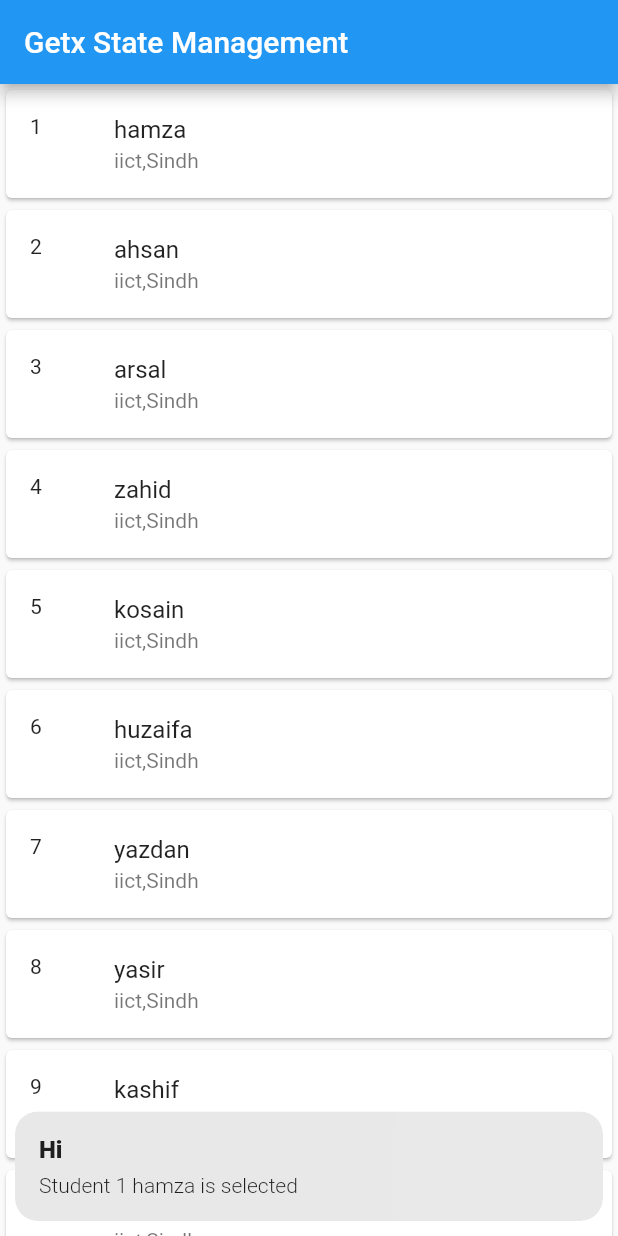
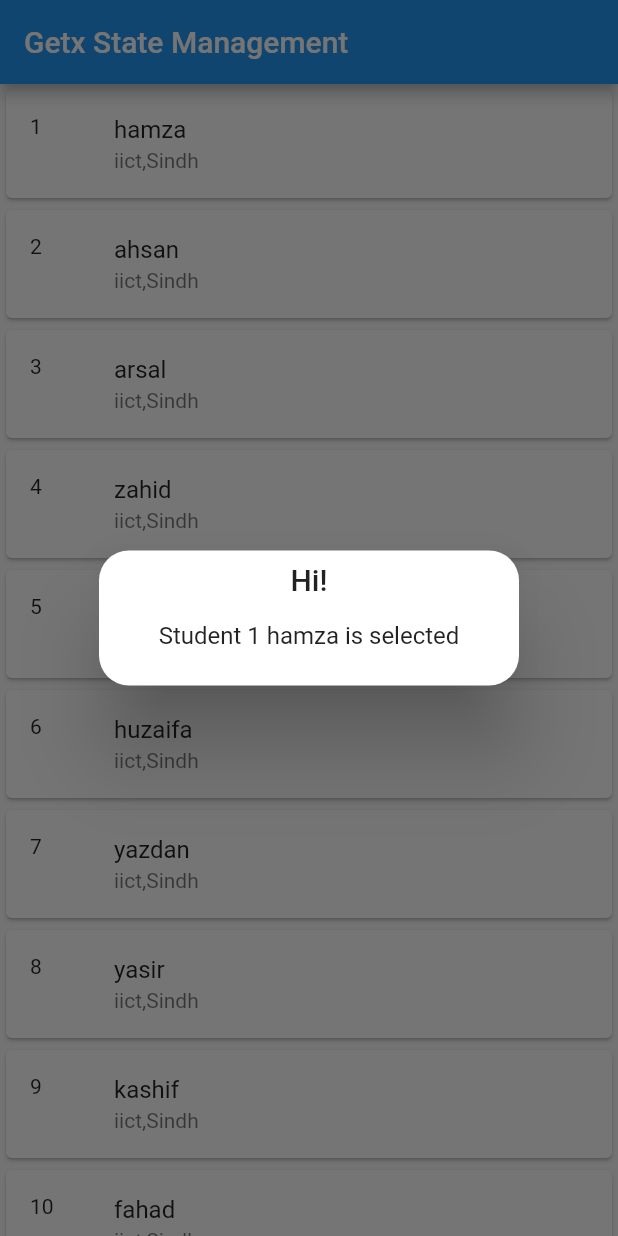
Before and after one commit to Mehar-IT/getx_statemanagement, a Flutter app: the screen it shows after launch, after a tap on an icon or button, on a phone screen of 412 x 824 dp. Run offline on Flutter 3.47's test engine with Material 2 defaults, Android fonts, the phone set to English and light mode, and no system bars; our stand-ins replace get.

```diff
--- a/lib/main.dart
+++ b/lib/main.dart
@@ -39,15 +39,15 @@ class MyList extends StatelessWidget {
               itemBuilder: (context, index) => Card(
                 child: ListTile(
                   onTap: () {
-                    Get.snackbar('Hi',
-                        'Student ${obj.student[index].id} ${obj.student[index].name} is selected',
-                        barBlur: 200,
-                        margin: EdgeInsets.all(10),
-                        snackPosition: SnackPosition.BOTTOM);
-                    // Get.defaultDialog(
-                    //   title: 'This is dialog box ${obj.student[index].id}',
-
-                    // );
+                    // Get.snackbar('Hi',
+                    //     'Student ${obj.student[index].id} ${obj.student[index].name} is selected',
+                    //     barBlur: 200,
+                    //     margin: EdgeInsets.all(10),
+                    //     snackPosition: SnackPosition.BOTTOM);
+                    Get.defaultDialog(
+                        title: 'Hi!',
+                        content: Text(
+                            'Student ${obj.student[index].id} ${obj.student[index].name} is selected'));
                   },
                   leading: Text('${obj.student[index].id}'),
                   title: Text('${obj.student[index].name}'),
```
